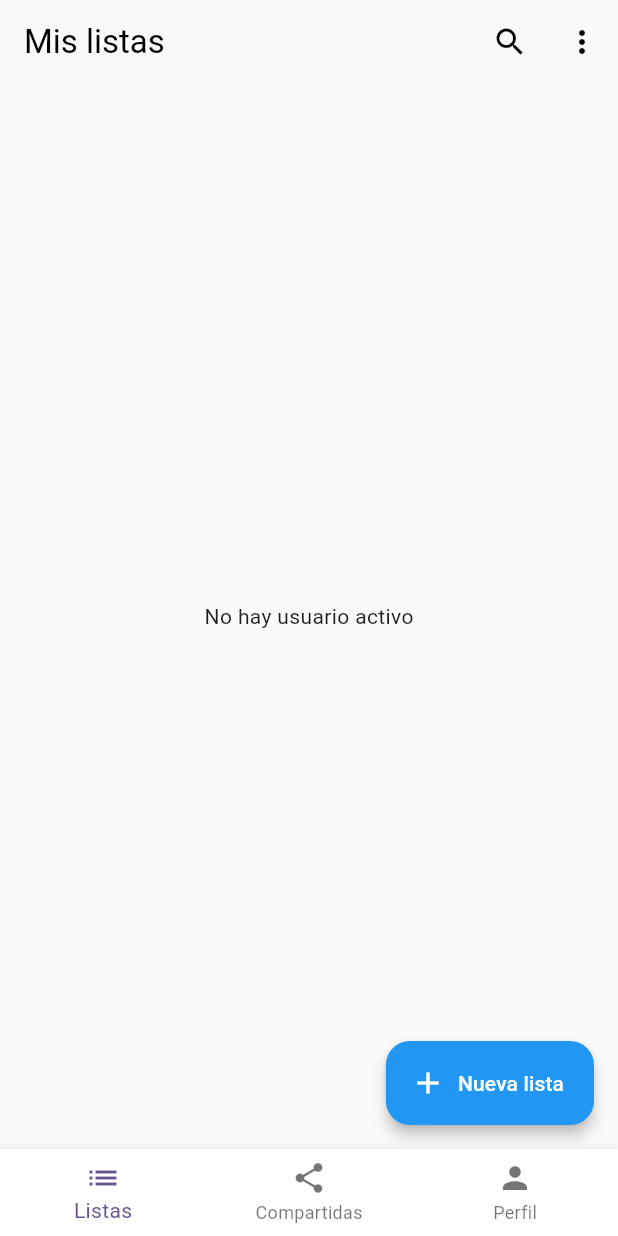
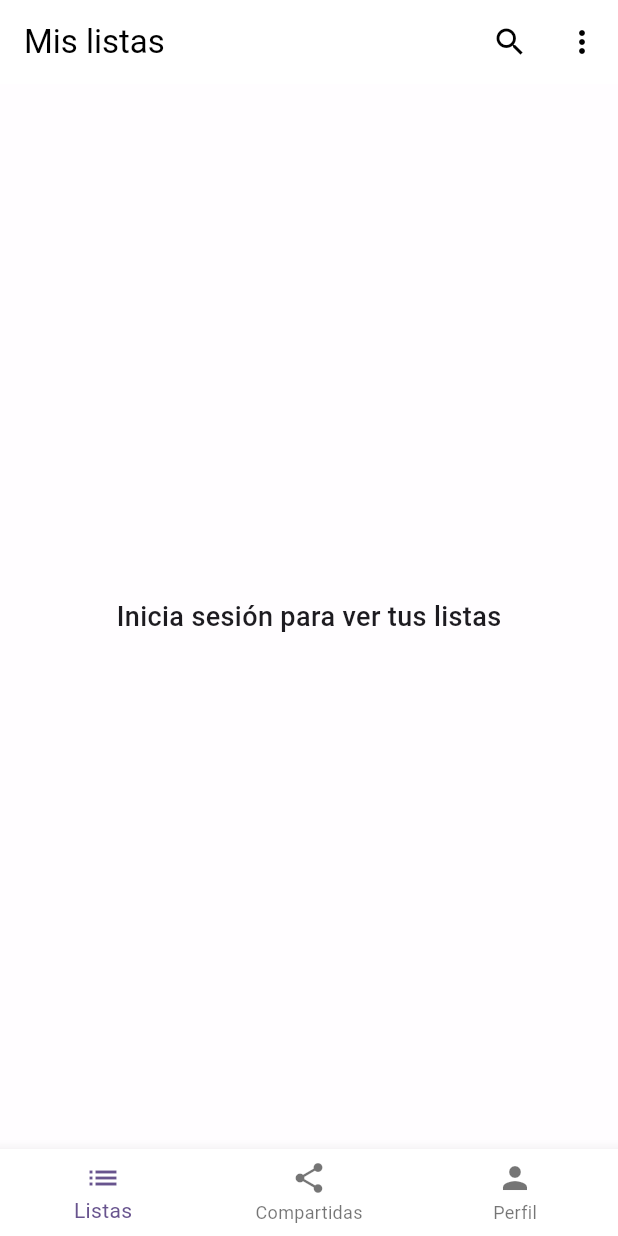
Before and after one commit to JuanAlberticoHF/ShareShopping, a Flutter app: the screen it shows after launch, on a phone screen of 412 x 824 dp. Run offline on Flutter 3.47's test engine with Material 3 defaults, Android fonts, the phone set to English and light mode, and no system bars; our stand-ins replace firebase_auth, firebase_core, flutter_slidable; missing offline and left inert: firebase_cloud_firestore; accounts and stored records are empty; generated files the repository leaves out were written again.

Commit message:
- Cambios en mis_listas_page.dart para hacer que los listados visibles sean propiedad del usuario.

```diff
--- a/lib/app/pages/mainPages/mis_listas_page.dart
+++ b/lib/app/pages/mainPages/mis_listas_page.dart
@@ -4,7 +4,7 @@ import "package:shareshopping/core/services/auth_service.dart";
 import "../../../core/services/listados_fb.dart";
 import "../../widgets/elemento_listados.dart";
 import "../operationPages/add_listas_page.dart";
-
+import 'package:firebase_auth/firebase_auth.dart';
 
 class ListasUsuarioPage extends StatefulWidget {
   const ListasUsuarioPage({super.key});
@@ -14,79 +14,13 @@ class ListasUsuarioPage extends StatefulWidget {
 }
 
 class ListasUsuarioPageState extends State<ListasUsuarioPage> {
-
-  FireStoreService fireStoreService = FireStoreService();
+  final FireStoreService fireStoreService = FireStoreService();
   bool _isSearching = false;
   final TextEditingController _searchController = TextEditingController();
   String _searchText = "";
-  String? uidUsuarioActivo = authServiceNotifier.value.currentUser?.uid;
 
   @override
   Widget build(BuildContext context) {
-    String? uidUsuarioActivo = authServiceNotifier.value.currentUser?.uid;
-    Widget widgetListado;
-
-    if (uidUsuarioActivo == null) {
-      widgetListado = const Center(
-        child: Text("No hay usuario activo"),
-      );
-    } else {
-      widgetListado = StreamBuilder (
-          stream: fireStoreService.getListadosByCreador(uidUsuarioActivo),
-          builder: (context, snapshot) {
-            if (snapshot.hasError) {
-              return Center(
-                child: Text("Error: ${snapshot.error}"),
-              );
-            }
-
-            if (!snapshot.hasData) {
-              return const Center(
-                child: CircularProgressIndicator(),
-              );
-            }
-
-            // Listados de Firestore
-            final listados = snapshot.data!.docs;
-
-            // 🔍 Filtrar por búsqueda
-            final listasFiltradas = _searchText.isEmpty
-                ? listados.where((listado) => listado['operativa'] == true).toList()
-                : listados.where((listado) {
-              final nombreLista = listado['nombre'].toString().toLowerCase();
-              return nombreLista.contains(_searchText) && listado['operativa'] == true;
-            }).toList();
-
-            return ListView.builder(
-              itemCount: listasFiltradas.length,
-              itemBuilder: (BuildContext context, int index) {
-                final listado = listasFiltradas[index];
-                final articulo = listado.get("articulos");
-
-                // Calcular progreso
-                int cantidadArticulos = articulo.length;
-                int articulosMarcados = 0;
-                for (var art in articulo) {
-                  if (art['check'] == true) articulosMarcados++;
-                }
-                final textoProgreso = "$articulosMarcados/$cantidadArticulos";
-                double valorProgreso = cantidadArticulos > 0 ? articulosMarcados / cantidadArticulos : 0;
-
-                return ElementosListas(
-                  id: listado.id,
-                  nombre: listado['nombre'],
-                  progreso: valorProgreso,
-                  itemsText: textoProgreso,
-                  onDelete: () {
-                    fireStoreService.updateListadoOperativo(listado.id, false);
-                  },
-                );
-              },
-            );
-          }
-      );
-    }
-
     return Scaffold(
       appBar: AppBar(
         title: _isSearching
@@ -146,16 +80,20 @@ class ListasUsuarioPageState extends State<ListasUsuarioPage> {
             ],
           )
         ],
-        backgroundColor: Colors.white70,
+        backgroundColor: Colors.white,
         foregroundColor: Colors.black,
       ),
-      backgroundColor: Colors.grey[200],
-      floatingActionButton: FloatingActionButton.extended(
+      backgroundColor: Colors.white70,
+      floatingActionButton: StreamBuilder<User?>(
+        stream: authServiceNotifier.value.authStateChanges,
+        builder: (context, snapshot) {
+          if (snapshot.hasData) {
+            return FloatingActionButton.extended(
               heroTag: "btnNuevaLista",
               elevation: 4,
               backgroundColor: Colors.blue,
               icon: const Icon(Icons.add, color: Colors.white),
-        label: const Text("Nueva lista", style: TextStyle(color: Colors.white),),
+              label: const Text("Nueva lista", style: TextStyle(color: Colors.white)),
               onPressed: () {
                 Navigator.push(
                   context,
@@ -164,11 +102,81 @@ class ListasUsuarioPageState extends State<ListasUsuarioPage> {
                   ),
                 );
               },
+            );
+          }
+          return const SizedBox.shrink();
+        },
       ),
-      body: Container(
-        color: Colors.white70,
-        padding: const EdgeInsets.all(5.0),
-        child: widgetListado
+      body: StreamBuilder<User?>(
+        stream: authServiceNotifier.value.authStateChanges,
+        builder: (context, snapshot) {
+          if (snapshot.connectionState == ConnectionState.waiting) {
+            return const Center(child: CircularProgressIndicator());
+          }
+          if (!snapshot.hasData) {
+            // Mensaje genérico para usuario no autenticado
+            return const Center(
+              child: Text(
+                "Inicia sesión para ver tus listas",
+                style: TextStyle(fontSize: 18, fontWeight: FontWeight.w500),
+              ),
+            );
+          }
+          final String uidUsuarioActivo = snapshot.data!.uid;
+          return StreamBuilder(
+            key: ValueKey(uidUsuarioActivo),
+            stream: fireStoreService.getListadosByCreador(uidUsuarioActivo),
+            builder: (context, snapshotListas) {
+              if (snapshotListas.connectionState == ConnectionState.waiting) {
+                return const Center(child: CircularProgressIndicator());
+              }
+              if (snapshotListas.hasError) {
+                return Center(child: Text("Error: ${snapshotListas.error}"));
+              }
+              if (!snapshotListas.hasData || snapshotListas.data!.docs.isEmpty) {
+                return const Center(child: Text("No tienes listas activas"));
+              }
+
+              final listados = snapshotListas.data!.docs;
+              final listasFiltradas = _searchText.isEmpty
+                  ? listados.where((listado) => listado['operativa'] == true).toList()
+                  : listados.where((listado) {
+                final nombreLista = listado['nombre'].toString().toLowerCase();
+                return nombreLista.contains(_searchText) && listado['operativa'] == true;
+              }).toList();
+
+              if (listasFiltradas.isEmpty) {
+                return const Center(child: Text("No tienes listas activas"));
+              }
+
+              return ListView.builder(
+                itemCount: listasFiltradas.length,
+                itemBuilder: (BuildContext context, int index) {
+                  final listado = listasFiltradas[index];
+                  final articulo = listado.get("articulos");
+
+                  int cantidadArticulos = articulo.length;
+                  int articulosMarcados = 0;
+                  for (var art in articulo) {
+                    if (art['check'] == true) articulosMarcados++;
+                  }
+                  final textoProgreso = "$articulosMarcados/$cantidadArticulos";
+                  double valorProgreso = cantidadArticulos > 0 ? articulosMarcados / cantidadArticulos : 0;
+
+                  return ElementosListas(
+                    id: listado.id,
+                    nombre: listado['nombre'],
+                    progreso: valorProgreso,
+                    itemsText: textoProgreso,
+                    onDelete: () {
+                      fireStoreService.updateListadoOperativo(listado.id, false);
+                    },
+                  );
+                },
+              );
+            },
+          );
+        },
       ),
     );
   }
```
Lines whose indentation alone changed are shown as unchanged.
